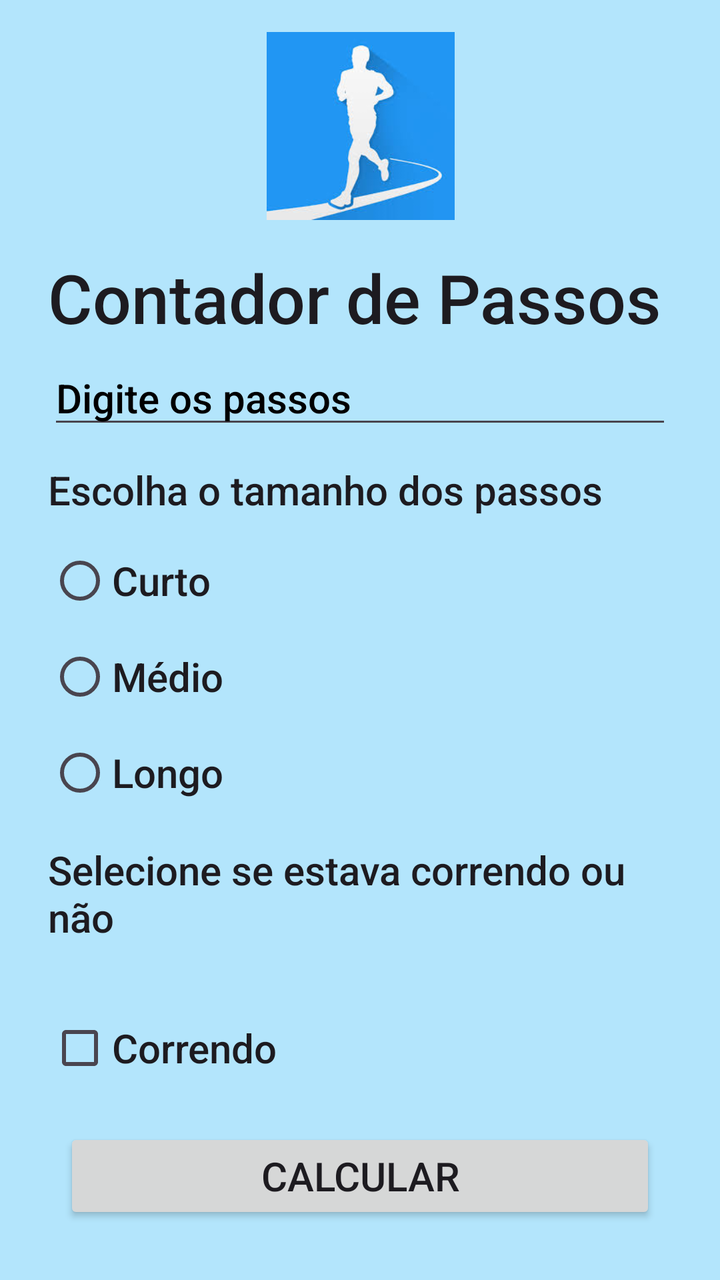
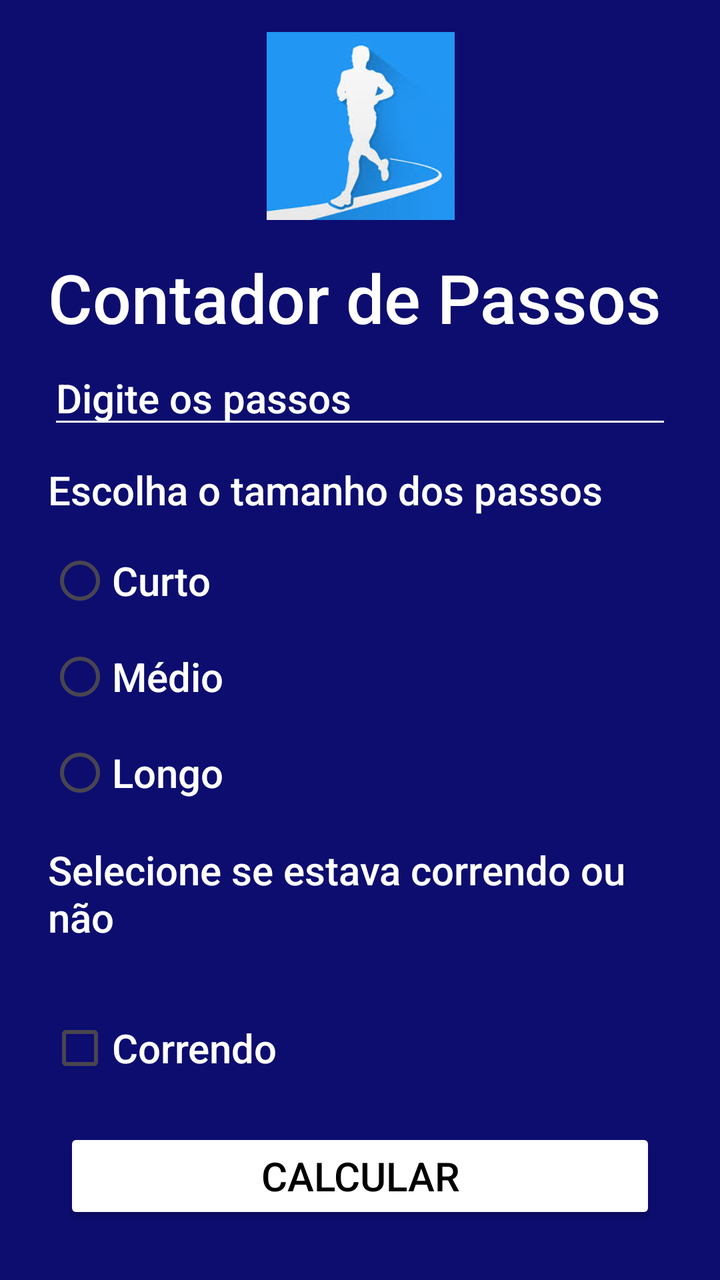

Before-and-after screenshots of an Android layout around one commit, followed by the original layout XML and the change that was made.
<!-- AndroidManifest.xml: application theme Theme.AppSport -->
<!-- res/layout/activity_main.xml -->
<?xml version="1.0" encoding="utf-8"?>
<androidx.constraintlayout.widget.ConstraintLayout xmlns:android="http://schemas.android.com/apk/res/android"
    xmlns:app="http://schemas.android.com/apk/res-auto"
    xmlns:tools="http://schemas.android.com/tools"
    android:id="@+id/main"
    android:layout_width="match_parent"
    android:layout_height="match_parent"
    android:background="#B3E5FC"
    tools:context=".MainActivity">

    <ImageView
        android:id="@+id/imgCorrida"
        android:layout_width="335dp"
        android:layout_height="94dp"
        android:layout_marginStart="24dp"
        android:layout_marginTop="16dp"
        android:layout_marginEnd="24dp"
        app:layout_constraintEnd_toEndOf="parent"
        app:layout_constraintStart_toStartOf="parent"
        app:layout_constraintTop_toTopOf="parent"
        app:srcCompat="@drawable/corrida" />

    <TextView
        android:id="@+id/txtTitulo"
        android:layout_width="match_parent"
        android:layout_height="wrap_content"
        android:layout_marginStart="24dp"
        android:layout_marginTop="16dp"
        android:layout_marginEnd="24dp"
        android:text="Contador de Passos"
        android:textAlignment="center"
        android:textAppearance="@style/TextAppearance.AppCompat.Body2"
        android:textSize="34sp"
        app:layout_constraintEnd_toEndOf="parent"
        app:layout_constraintHorizontal_bias="1.0"
        app:layout_constraintStart_toStartOf="parent"
        app:layout_constraintTop_toBottomOf="@+id/imgCorrida" />

    <EditText
        android:id="@+id/edtPassos"
        android:layout_width="match_parent"
        android:layout_height="wrap_content"
        android:layout_marginStart="24dp"
        android:layout_marginTop="4dp"
        android:layout_marginEnd="24dp"
        android:ems="10"
        android:hint="Digite os passos "
        android:inputType="text"
        android:textAppearance="@style/TextAppearance.AppCompat.Body2"
        android:textSize="20sp"
        android:textColorHint = "@color/black"
        app:layout_constraintEnd_toEndOf="parent"
        app:layout_constraintHorizontal_bias="0.0"
        app:layout_constraintStart_toStartOf="parent"
        app:layout_constraintTop_toBottomOf="@+id/txtTitulo" />

    <TextView
        android:id="@+id/txtEscolha"
        android:layout_width="match_parent"
        android:layout_height="wrap_content"
        android:layout_marginStart="24dp"
        android:layout_marginTop="12dp"
        android:layout_marginEnd="24dp"
        android:text="Escolha o tamanho dos passos"
        android:textAppearance="@style/TextAppearance.AppCompat.Body2"
        android:textSize="20sp"
        app:layout_constraintEnd_toEndOf="parent"
        app:layout_constraintHorizontal_bias="0.0"
        app:layout_constraintStart_toStartOf="parent"
        app:layout_constraintTop_toBottomOf="@+id/edtPassos" />

    <RadioGroup
        android:id="@+id/radioGroup"
        android:layout_width="match_parent"
        android:layout_height="wrap_content"
        android:layout_marginStart="24dp"
        android:layout_marginTop="8dp"
        android:layout_marginEnd="24dp"
        app:layout_constraintEnd_toEndOf="parent"
        app:layout_constraintStart_toStartOf="parent"
        app:layout_constraintTop_toBottomOf="@+id/txtEscolha">

        <RadioButton
            android:id="@+id/rbCurto"
            android:layout_width="match_parent"
            android:layout_height="wrap_content"
            android:text="Curto"
            android:textAppearance="@style/TextAppearance.AppCompat.Body2"
            android:textSize="20sp" />

        <RadioButton
            android:id="@+id/rbMedio"
            android:layout_width="match_parent"
            android:layout_height="wrap_content"
            android:text="Médio"
            android:textAppearance="@style/TextAppearance.AppCompat.Body2"
            android:textSize="20sp" />

        <RadioButton
            android:id="@+id/rbLongo"
            android:layout_width="match_parent"
            android:layout_height="wrap_content"
            android:text="Longo"
            android:textAppearance="@style/TextAppearance.AppCompat.Body2"
            android:textSize="20sp" />

    </RadioGroup>


    <TextView
        android:id="@+id/txtSelecione"
        android:layout_width="match_parent"
        android:layout_height="wrap_content"
        android:layout_marginStart="24dp"
        android:layout_marginTop="11dp"
        android:layout_marginEnd="24dp"
        android:text="Selecione se estava correndo ou não"
        android:textAppearance="@style/TextAppearance.AppCompat.Body2"
        android:textSize="20sp"
        app:layout_constraintEnd_toEndOf="parent"
        app:layout_constraintHorizontal_bias="1.0"
        app:layout_constraintStart_toStartOf="parent"
        app:layout_constraintTop_toBottomOf="@+id/radioGroup" />

    <CheckBox
        android:id="@+id/chkCorrendo"
        android:layout_width="match_parent"
        android:layout_height="wrap_content"
        android:layout_marginStart="24dp"
        android:layout_marginTop="28dp"
        android:layout_marginEnd="24dp"
        android:text="Correndo"
        android:textAppearance="@style/TextAppearance.AppCompat.Body2"
        android:textSize="20sp"
        app:layout_constraintEnd_toEndOf="parent"
        app:layout_constraintHorizontal_bias="1.0"
        app:layout_constraintStart_toStartOf="parent"
        app:layout_constraintTop_toBottomOf="@+id/txtSelecione" />

    <Button
        android:id="@+id/btnCalcular"
        android:layout_width="match_parent"
        android:layout_height="wrap_content"
        android:layout_marginStart="32dp"
        android:layout_marginTop="16dp"
        android:layout_marginEnd="32dp"
        android:text="Calcular"
        android:textSize="20sp"
        app:layout_constraintEnd_toEndOf="parent"
        app:layout_constraintHorizontal_bias="1.0"
        app:layout_constraintStart_toStartOf="parent"
        app:layout_constraintTop_toBottomOf="@+id/chkCorrendo" />

    <TextView
        android:id="@+id/txtResultado"
        android:layout_width="match_parent"
        android:layout_height="wrap_content"
        android:layout_marginStart="24dp"
        android:layout_marginTop="36dp"
        android:layout_marginEnd="24dp"
        android:text="Resultado"
        android:textAppearance="@style/TextAppearance.AppCompat.Body2"
        android:textSize="20sp"
        app:layout_constraintEnd_toEndOf="parent"
        app:layout_constraintHorizontal_bias="0.0"
        app:layout_constraintStart_toStartOf="parent"
        app:layout_constraintTop_toBottomOf="@+id/btnCalcular" />

</androidx.constraintlayout.widget.ConstraintLayout>
<!-- resources referenced by this layout -->
<resources>
  <color name="black">#FF000000</color>
  <!-- drawable corrida: jpg bitmap (drawable, 6348 bytes) -->
  <style name="Theme.AppSport" parent="Base.Theme.AppSport" />
  <style name="Base.Theme.AppSport" parent="Theme.Material3.DayNight.NoActionBar">
          
          
      </style>
</resources>

<!-- the commit's change to res/layout/activity_main.xml (unified diff, before → after) -->
@@ -5,7 +5,7 @@
     android:id="@+id/main"
     android:layout_width="match_parent"
     android:layout_height="match_parent"
-    android:background="#B3E5FC"
+    android:background="@color/blue"
     tools:context=".MainActivity">
 
     <ImageView
@@ -31,6 +31,7 @@
         android:textAlignment="center"
         android:textAppearance="@style/TextAppearance.AppCompat.Body2"
         android:textSize="34sp"
+        android:textColor="@color/white"
         app:layout_constraintEnd_toEndOf="parent"
         app:layout_constraintHorizontal_bias="1.0"
         app:layout_constraintStart_toStartOf="parent"
@@ -48,7 +49,9 @@
         android:inputType="text"
         android:textAppearance="@style/TextAppearance.AppCompat.Body2"
         android:textSize="20sp"
-        android:textColorHint = "@color/black"
+        android:textColor="@color/white"
+        android:textColorHint="@color/white"
+        android:backgroundTint="@color/white"
         app:layout_constraintEnd_toEndOf="parent"
         app:layout_constraintHorizontal_bias="0.0"
         app:layout_constraintStart_toStartOf="parent"
@@ -64,6 +67,7 @@
         android:text="Escolha o tamanho dos passos"
         android:textAppearance="@style/TextAppearance.AppCompat.Body2"
         android:textSize="20sp"
+        android:textColor="@color/white"
         app:layout_constraintEnd_toEndOf="parent"
         app:layout_constraintHorizontal_bias="0.0"
         app:layout_constraintStart_toStartOf="parent"
@@ -85,6 +89,8 @@
             android:layout_width="match_parent"
             android:layout_height="wrap_content"
             android:text="Curto"
+            android:buttonTint="@color/white"
+            android:textColor="@color/white"
             android:textAppearance="@style/TextAppearance.AppCompat.Body2"
             android:textSize="20sp" />
 
@@ -93,6 +99,8 @@
             android:layout_width="match_parent"
             android:layout_height="wrap_content"
             android:text="Médio"
+            android:buttonTint="@color/white"
+            android:textColor="@color/white"
             android:textAppearance="@style/TextAppearance.AppCompat.Body2"
             android:textSize="20sp" />
 
@@ -101,6 +109,8 @@
             android:layout_width="match_parent"
             android:layout_height="wrap_content"
             android:text="Longo"
+            android:buttonTint="@color/white"
+            android:textColor="@color/white"
             android:textAppearance="@style/TextAppearance.AppCompat.Body2"
             android:textSize="20sp" />
 
@@ -117,6 +127,7 @@
         android:text="Selecione se estava correndo ou não"
         android:textAppearance="@style/TextAppearance.AppCompat.Body2"
         android:textSize="20sp"
+        android:textColor="@color/white"
         app:layout_constraintEnd_toEndOf="parent"
         app:layout_constraintHorizontal_bias="1.0"
         app:layout_constraintStart_toStartOf="parent"
@@ -132,6 +143,8 @@
         android:text="Correndo"
         android:textAppearance="@style/TextAppearance.AppCompat.Body2"
         android:textSize="20sp"
+        android:buttonTint="@color/white"
+        android:textColor="@color/white"
         app:layout_constraintEnd_toEndOf="parent"
         app:layout_constraintHorizontal_bias="1.0"
         app:layout_constraintStart_toStartOf="parent"
@@ -146,6 +159,8 @@
         android:layout_marginEnd="32dp"
         android:text="Calcular"
         android:textSize="20sp"
+        android:backgroundTint="@color/white"
+        android:textColor="@color/black"
         app:layout_constraintEnd_toEndOf="parent"
         app:layout_constraintHorizontal_bias="1.0"
         app:layout_constraintStart_toStartOf="parent"
@@ -161,6 +176,7 @@
         android:text="Resultado"
         android:textAppearance="@style/TextAppearance.AppCompat.Body2"
         android:textSize="20sp"
+        android:textColor="@color/white"
         app:layout_constraintEnd_toEndOf="parent"
         app:layout_constraintHorizontal_bias="0.0"
         app:layout_constraintStart_toStartOf="parent"
<!-- resource entries referenced after the edit -->
@@ -1,6 +1,8 @@
 <!-- resources referenced by this layout -->
 <resources>
   <color name="black">#FF000000</color>
+  <color name="blue">#0C0D6F</color>
+  <color name="white">#FFFFFFFF</color>
   <!-- drawable corrida: jpg bitmap (drawable, 6348 bytes) -->
   <style name="Theme.AppSport" parent="Base.Theme.AppSport" />
   <style name="Base.Theme.AppSport" parent="Theme.Material3.DayNight.NoActionBar">
